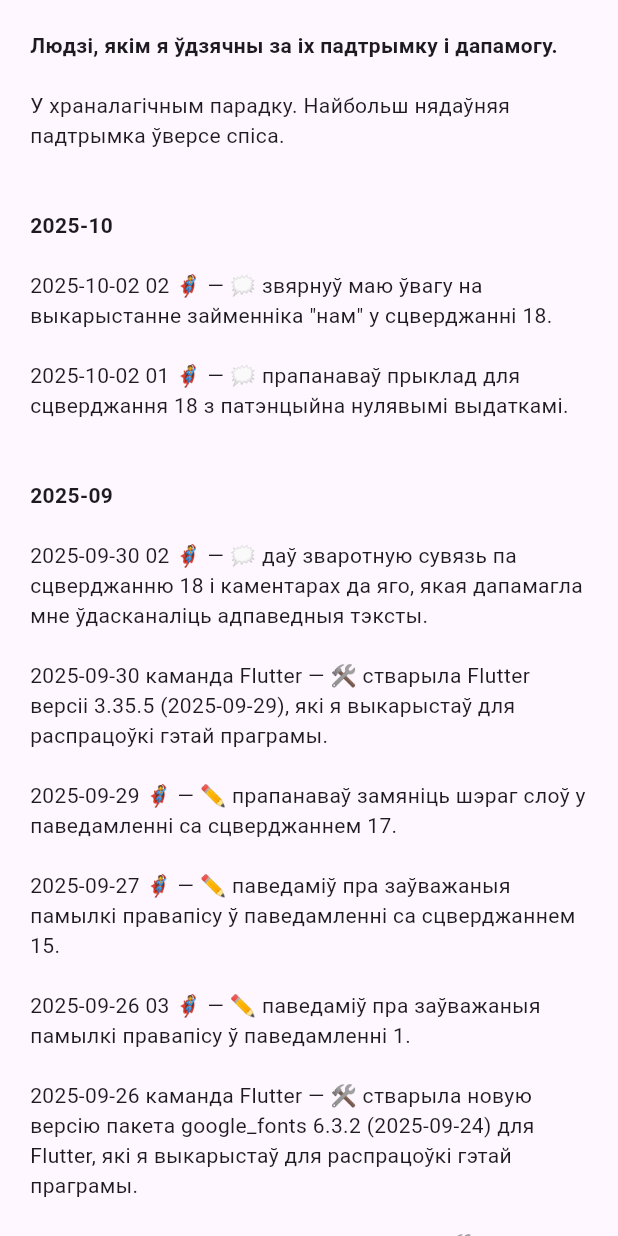
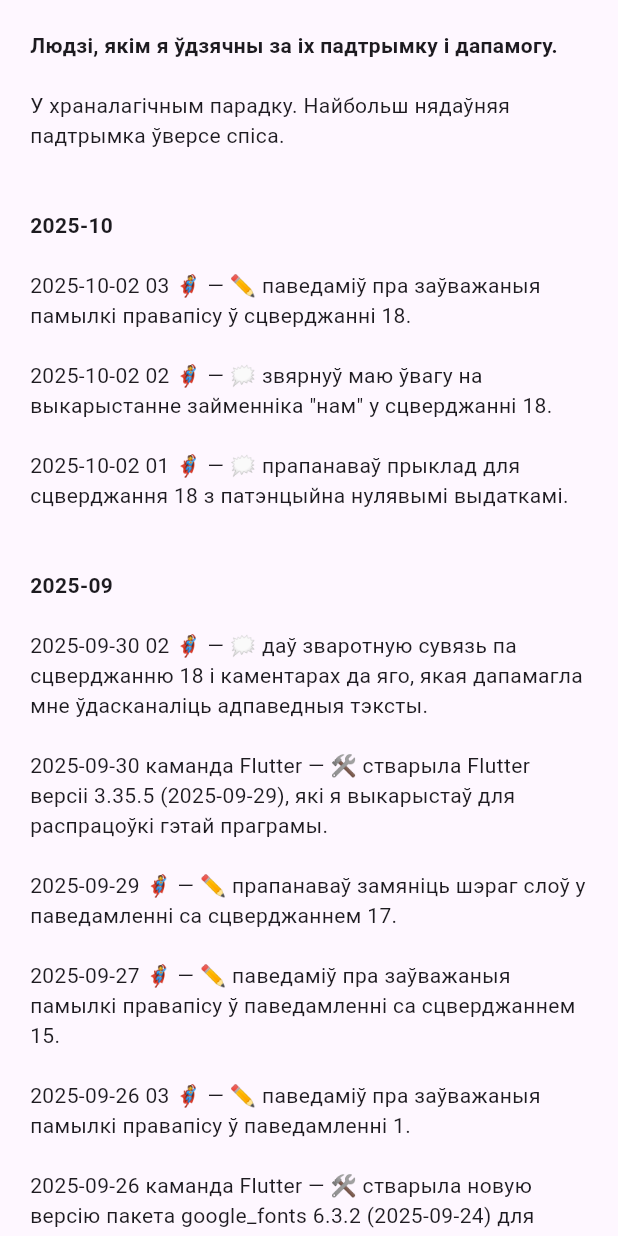
Before and after one commit to mshurkaeu-public/i-care.by, a Flutter app: the MyGratitude widget shown alone on an empty page, opened directly, on a phone screen of 412 x 824 dp. Run offline on Flutter 3.47's test engine with Material 3 defaults, Android fonts, the phone set to English and light mode, and no system bars; our stand-ins replace carousel_slider, expandable_text, google_fonts, package_info_plus, photo_view, web; missing offline and left inert: multi_split_view; generated files the repository leaves out were written again.

Commit message:
Amend statement 18 and comments to that
to fix reported spelling errors and to increase readability a bit.

And record my gratitude to the person who reported the spelling
errors.

```diff
--- a/i-care.by-app/lib/l10n/app_be.arb
+++ b/i-care.by-app/lib/l10n/app_be.arb
@@ -1833,6 +1833,10 @@
   "@aboutMyGratitude_2025_10_02_02": {
     "description": "Text for 2025-10-02 02 🦸 on the \"my gratitude\" tab on the \"About\" page."
   },
+  "aboutMyGratitude_2025_10_02_03": "\n2025-10-02 03 🦸 — ✏️ паведаміў пра заўважаныя памылкі правапісу ў сцверджанні 18.\n",
+  "@aboutMyGratitude_2025_10_02_03": {
+    "description": "Text for 2025-10-02 03 🦸 on the \"my gratitude\" tab on the \"About\" page."
+  },
   "aboutMyGratitude_2025_10_title": "\n\n2025-10\n",
   "@aboutMyGratitude_2025_10_title": {
     "description": "Title for 2025-10 list/text on the \"my gratitude\" tab on the \"About\" page."
--- a/i-care.by-app/lib/my_gratitude.dart
+++ b/i-care.by-app/lib/my_gratitude.dart
@@ -26,6 +26,9 @@ class MyGratitude extends StatelessWidget {
               TextSpan(
                 text: l10n.aboutMyGratitude_2025_10_title,
                 style: titleStyle,
+              ),
+              TextSpan(
+                text: l10n.aboutMyGratitude_2025_10_02_03,
               ),
               TextSpan(
                 text: l10n.aboutMyGratitude_2025_10_02_02,
```
Also changed, not shown: 1 other file.
